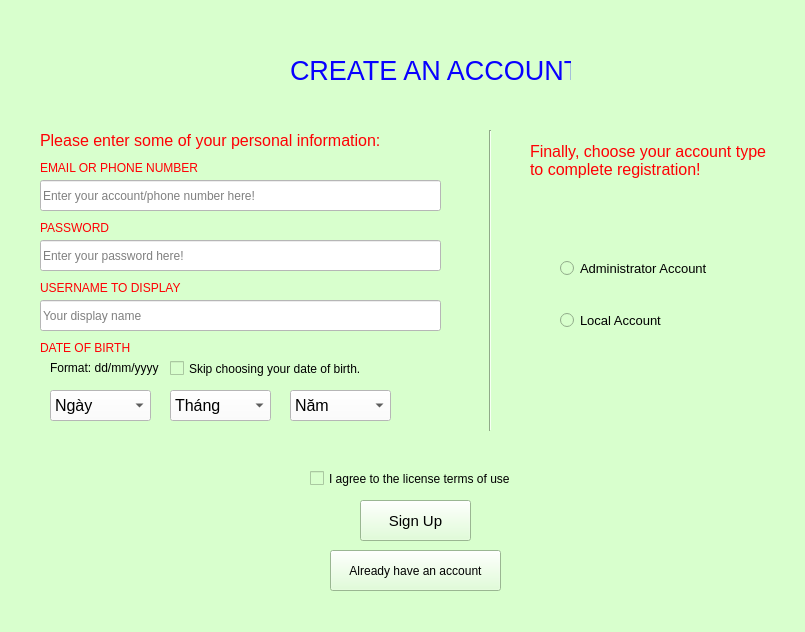
The window that PTI/SPCK/GUI/dangky.ui (GreenSystemDuy08/TL-C4K-PTI01) describes before a commit, drawn with Qt 5.
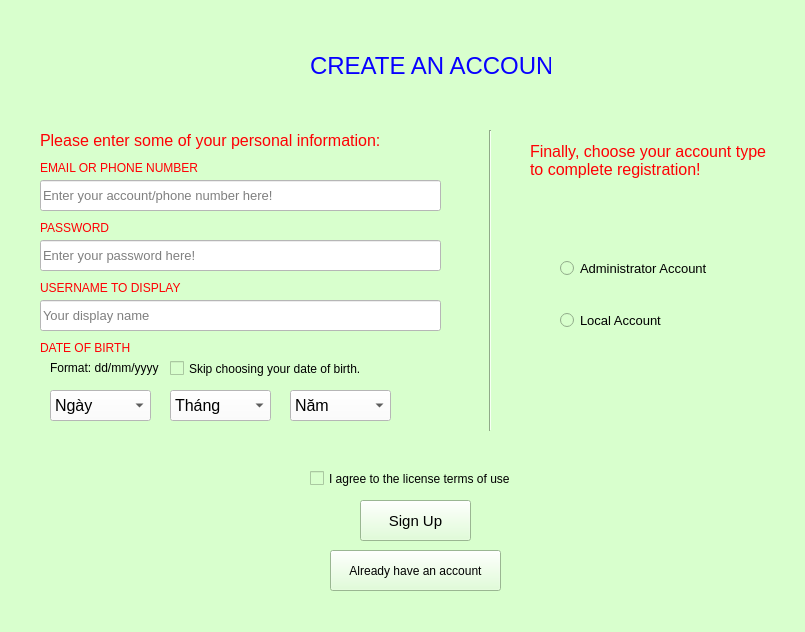
The same window after the commit.

```diff
--- a/PTI/SPCK/GUI/dangky.ui
+++ b/PTI/SPCK/GUI/dangky.ui
@@ -17,27 +17,6 @@
    <string notr="true">background-color: rgb(216, 255, 205);</string>
   </property>
   <widget class="QWidget" name="centralwidget">
-   <widget class="QLabel" name="label">
-    <property name="geometry">
-     <rect>
-      <x>290</x>
-      <y>10</y>
-      <width>281</width>
-      <height>121</height>
-     </rect>
-    </property>
-    <property name="font">
-     <font>
-      <pointsize>20</pointsize>
-     </font>
-    </property>
-    <property name="styleSheet">
-     <string notr="true">color: rgb(8, 0, 255);</string>
-    </property>
-    <property name="text">
-     <string>CREATE AN ACCOUNT</string>
-    </property>
-   </widget>
    <widget class="QLabel" name="lb_name">
     <property name="geometry">
      <rect>
@@ -68,6 +47,11 @@
       <height>31</height>
      </rect>
     </property>
+    <property name="font">
+     <font>
+      <pointsize>10</pointsize>
+     </font>
+    </property>
     <property name="styleSheet">
      <string notr="true">background-color: rgb(255, 255, 255);</string>
     </property>
@@ -105,6 +89,11 @@
       <height>31</height>
      </rect>
     </property>
+    <property name="font">
+     <font>
+      <pointsize>10</pointsize>
+     </font>
+    </property>
     <property name="styleSheet">
      <string notr="true">background-color: rgb(255, 255, 255);</string>
     </property>
@@ -145,6 +134,11 @@
       <height>31</height>
      </rect>
     </property>
+    <property name="font">
+     <font>
+      <pointsize>10</pointsize>
+     </font>
+    </property>
     <property name="styleSheet">
      <string notr="true">background-color: rgb(255, 255, 255);</string>
     </property>
@@ -1165,6 +1159,27 @@
      <string>Skip choosing your date of birth.</string>
     </property>
    </widget>
+   <widget class="QLabel" name="label">
+    <property name="geometry">
+     <rect>
+      <x>310</x>
+      <y>30</y>
+      <width>241</width>
+      <height>71</height>
+     </rect>
+    </property>
+    <property name="font">
+     <font>
+      <pointsize>18</pointsize>
+     </font>
+    </property>
+    <property name="styleSheet">
+     <string notr="true">color: rgb(8, 0, 255);</string>
+    </property>
+    <property name="text">
+     <string>CREATE AN ACCOUNT</string>
+    </property>
+   </widget>
   </widget>
   <widget class="QStatusBar" name="statusbar"/>
   <widget class="QMenuBar" name="menubar">
```
